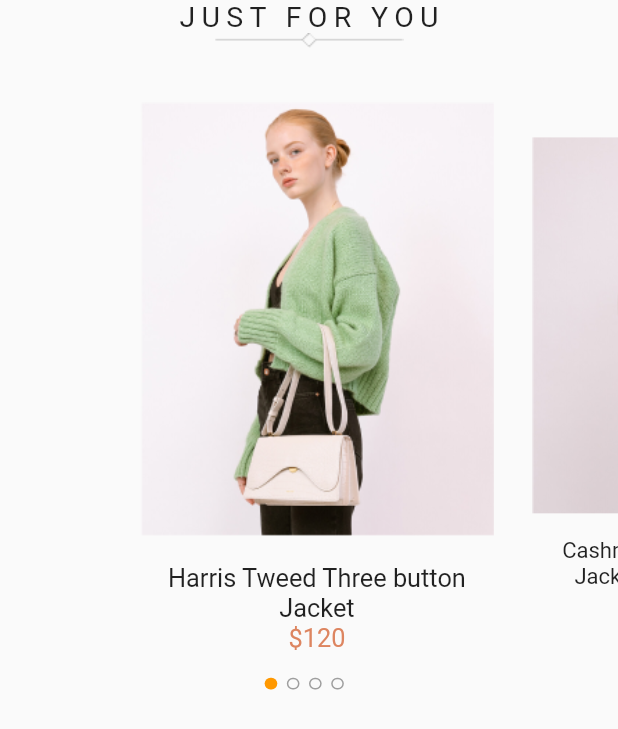
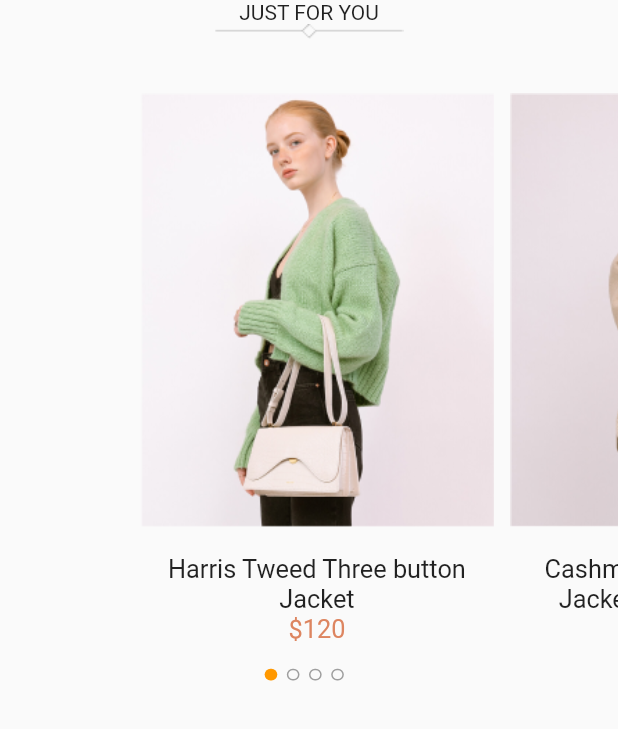
Before and after one commit to metatony/open-fashion, a Flutter app: the JustForYou widget shown alone on an empty page, opened directly, on a phone screen of 412 x 824 dp. Shown: the top 729 px of the screen. Run offline on Flutter 3.47's test engine with Material 2 defaults, Android fonts, the phone set to English and light mode, and no system bars; drawn by our look-alikes of carousel_slider; our stand-ins replace device_preview, flutter_screenutil, google_fonts, tab_indicator_styler; statements that could not run were skipped.

Commit message:
added themes and refactored

```diff
--- a/lib/components/home_page/justforyou/just_for_you.dart
+++ b/lib/components/home_page/justforyou/just_for_you.dart
@@ -37,7 +37,7 @@
             options: CarouselOptions(
               height: 390.h,
               autoPlay: true,
-              enlargeCenterPage: true,
+              enlargeCenterPage: false,
               viewportFraction: 0.6,
               enableInfiniteScroll: false,
               autoPlayAnimationDuration: Duration(milliseconds: 800),
@@ -79,19 +79,3 @@
     duration: Duration(milliseconds: 200),
   );
 }
-
-
-
-
-
-
-
-
-
-
-// Row(mainAxisAlignment: MainAxisAlignment.center, children: [
-//             ...List.generate(
-//               justForYou.length,
-//               (index) => pageDot(index: index),
-//             ),
-//           ]),
--- a/lib/components/home_page/new arrival/tab_bar.dart
+++ b/lib/components/home_page/new arrival/tab_bar.dart
@@ -1,6 +1,5 @@
 
 import '../../../exports.dart';
-import '../../../models/list.dart';
 
 class HomeTab extends StatelessWidget {
   const HomeTab({
--- a/lib/exports.dart
+++ b/lib/exports.dart
@@ -7,7 +7,7 @@
 export 'main.dart';
 export 'components/home_page.dart';
 export 'package:open_fashion/components/home_page/justforyou/product.dart';
-export 'package:open_fashion/models/list.dart';
+export 'package:open_fashion/utilities/list.dart';
 export 'package:open_fashion/widgets/divider.dart';
 export 'package:open_fashion/widgets/header.dart';
 export 'package:open_fashion/components/home_page/drawer/drawer.dart';
@@ -18,3 +18,4 @@
 export 'package:tab_indicator_styler/tab_indicator_styler.dart';
 export 'package:open_fashion/components/home_page/drawer/menu_tab.dart';
 export 'package:carousel_slider/carousel_slider.dart';
+export 'package:open_fashion/utilities/text_theme.dart';
--- /dev/null
+++ b/lib/utilities/text_theme.dart
@@ -0,0 +1,22 @@
+import 'package:flutter/material.dart';
+import 'package:flutter_screenutil/flutter_screenutil.dart';
+
+class AppTextTheme {
+  static TextStyle title =
+      TextStyle(fontWeight: FontWeight.w400, fontSize: 18.sp, letterSpacing: 4);
+
+  static TextStyle titleMedium =
+      TextStyle(fontWeight: FontWeight.w400, fontSize: 16.sp, letterSpacing: 2);
+
+  static TextStyle titleSmall =
+      TextStyle(fontWeight: FontWeight.w400, fontSize: 14.sp, letterSpacing: 2);
+
+  static TextStyle bodyLarge =
+      TextStyle(fontWeight: FontWeight.w400, fontSize: 16.sp);
+
+  static TextStyle bodyMedium =
+      TextStyle(fontWeight: FontWeight.w400, fontSize: 14.sp);
+
+  static TextStyle bodySmall =
+      TextStyle(fontWeight: FontWeight.w400, fontSize: 12.sp);
+}
--- a/lib/widgets/header.dart
+++ b/lib/widgets/header.dart
@@ -1,5 +1,5 @@
 import 'package:flutter/material.dart';
-import 'package:flutter_screenutil/flutter_screenutil.dart';
+import 'package:open_fashion/utilities/text_theme.dart';
 
 class HeaderTitle extends StatelessWidget {
   const HeaderTitle({super.key, required this.header});
@@ -10,8 +10,7 @@
   Widget build(BuildContext context) {
     return Text(
       header,
-      style: TextStyle(
-          fontSize: 18.sp, fontWeight: FontWeight.w400, letterSpacing: 4.w),
+      style: AppTextTheme.title,
     );
   }
 }
--- a/pubspec.yaml
+++ b/pubspec.yaml
@@ -39,6 +39,7 @@
   flutter_screenutil: ^5.7.0
   tab_indicator_styler: ^2.0.0
   carousel_slider: ^4.2.1
+  device_preview: ^1.1.0
 
 dev_dependencies:
   flutter_test:
```
Also changed, not shown: lib/components/home_page/collections/collections.dart (+2 -9 lines), lib/components/home_page/drawer/menu_tab.dart (+3 -7 lines), lib/components/home_page/new arrival/new_arrival.dart (+4 -3 lines), lib/main.dart (+6 -1 lines), lib/widgets/product.dart (+10 -20 lines), lib/utilities/list.dart (renamed from lib/models/list.dart), pubspec.lock, 1 other file.
